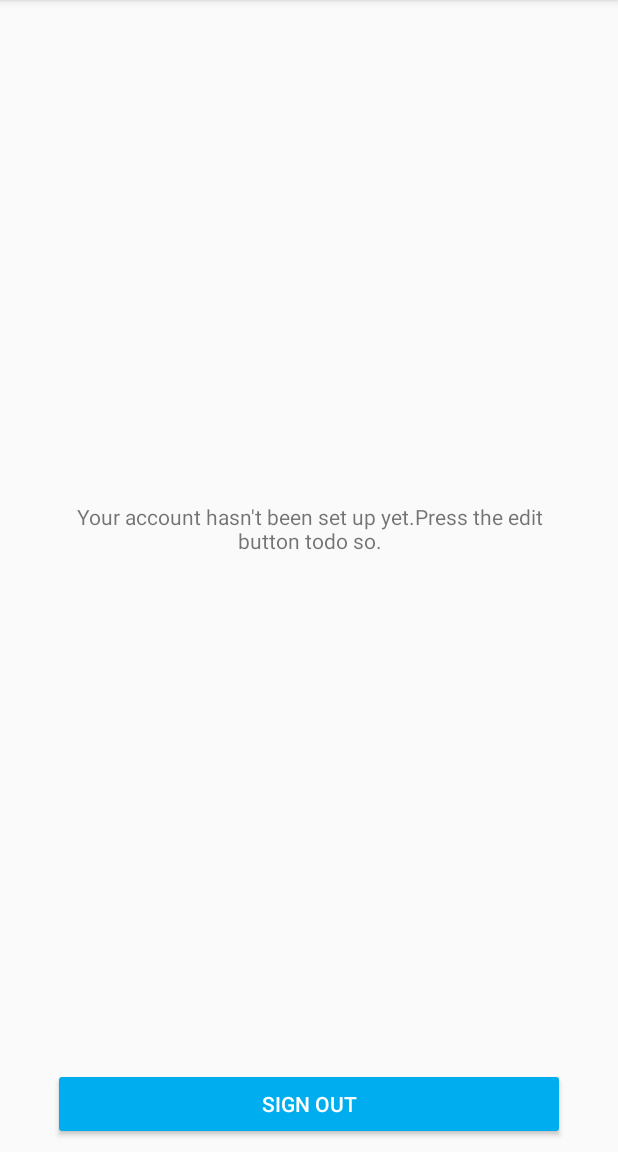
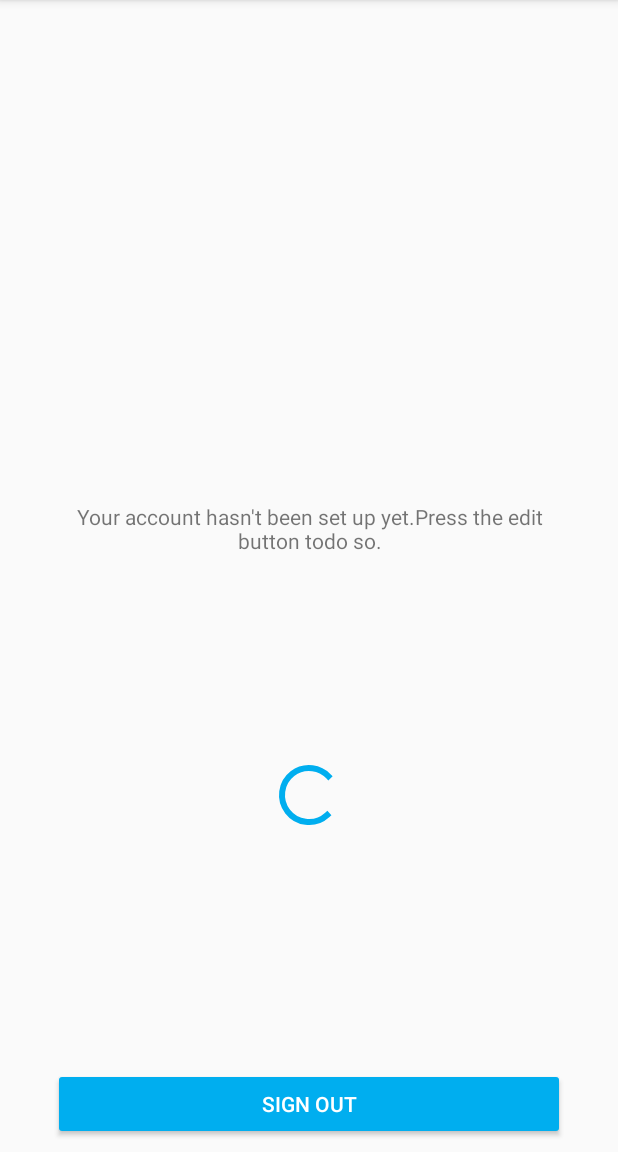
Before and after one commit to LyanTorres/NFCBusinessCards, an Android app: the ProfilePreviewFragment screen opened directly, with no data from a screen before it, on a phone screen of 412 x 824 dp, the part 84-1236 px from its top. Run offline under Robolectric (Android 15) with nearby library versions, the light colour scheme and no system bars; our stand-ins replace Firebase (no records; nobody signed in at launch, a user with empty details on screens opened directly), Picasso; pictures from the network do not load.

Commit message:
added progress bar to profile preview

```diff
--- a/TorresLyan_PP6/app/src/main/res/layout/fragment_profile_preview.xml
+++ b/TorresLyan_PP6/app/src/main/res/layout/fragment_profile_preview.xml
@@ -80,6 +80,7 @@
             android:layout_height="15dp" />
 
         <ScrollView
+            android:id="@+id/profile_scrollView"
             android:layout_width="match_parent"
             android:layout_height="wrap_content"
             android:layout_marginTop="8dp">
@@ -149,6 +150,18 @@
         app:layout_constraintStart_toStartOf="parent"
         app:layout_constraintTop_toTopOf="parent" />
 
+    <ProgressBar
+        android:id="@+id/profile_progressBar"
+        style="?android:attr/progressBarStyle"
+        android:layout_width="wrap_content"
+        android:layout_height="wrap_content"
+        android:layout_marginBottom="150dp"
+        android:layout_marginEnd="8dp"
+        android:layout_marginStart="8dp"
+        app:layout_constraintBottom_toBottomOf="@+id/contact_information_layout"
+        app:layout_constraintEnd_toEndOf="parent"
+        app:layout_constraintStart_toStartOf="parent" />
+
     <Button
         android:id="@+id/sign_out"
         style="@style/Widget.AppCompat.Button.Colored"
```
Also changed, not shown: TorresLyan_PP6/app/src/main/java/com/example/lyantorres/torreslyan_pp6/fragments/ProfilePreviewFragment.java (+22 -1 lines).
